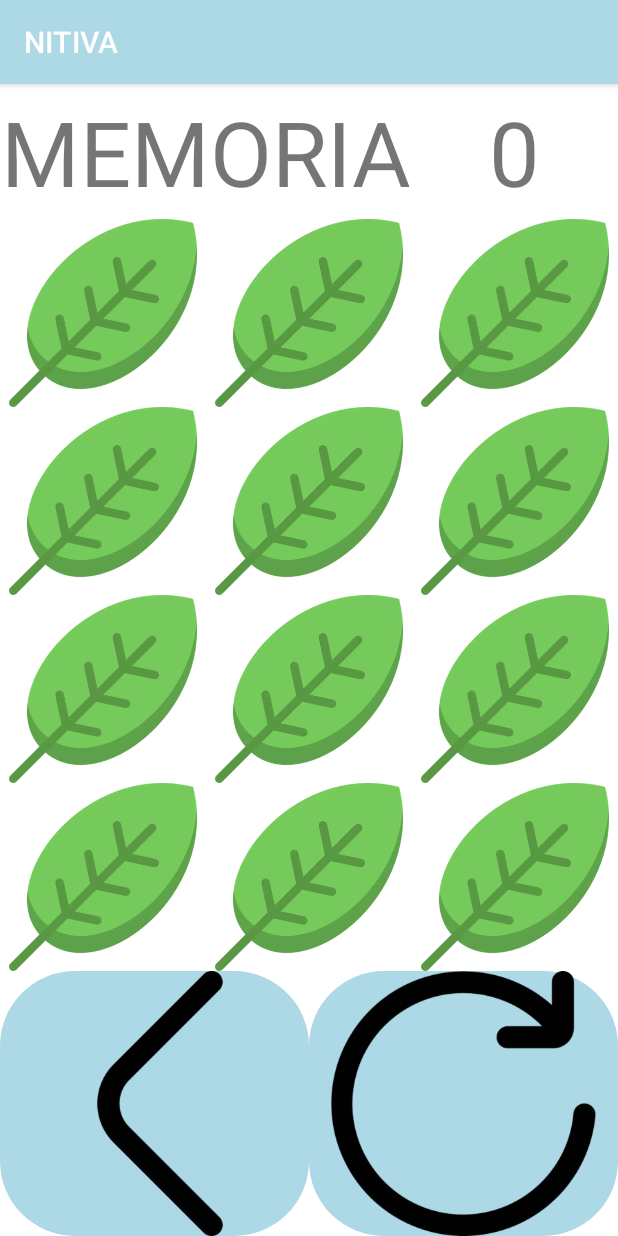
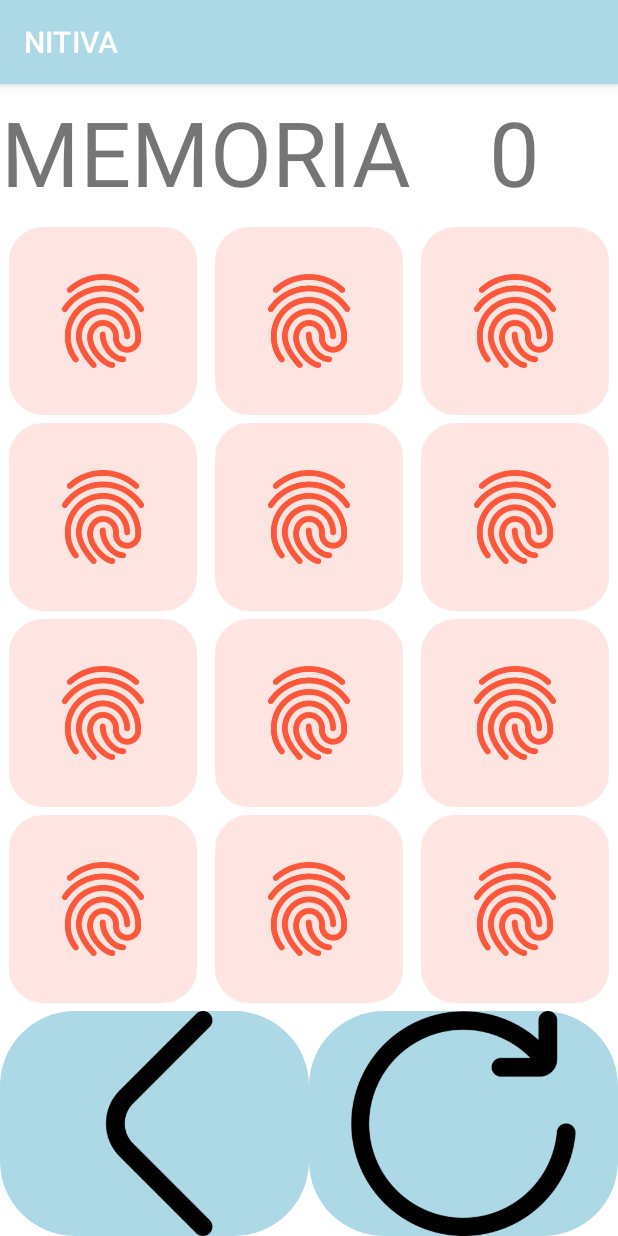
Before and after one commit to Braulio08/NITIVA, an Android app: the MemoryGame screen opened directly, with no data from a screen before it, on a phone screen of 412 x 824 dp. Run offline under Robolectric (Android 15) with nearby library versions, the phone set to English and light mode, and no system bars.

Commit message:
Actualización 17/10/2021 17:56

```diff
--- a/app/src/main/java/com/brafa/nitiva/MemoryGame.java
+++ b/app/src/main/java/com/brafa/nitiva/MemoryGame.java
@@ -117,7 +117,7 @@ public class MemoryGame extends AppCompatActivity {
                 R.drawable.leaf,
                 R.drawable.hen
         };
-        fondo = R.drawable.leaf;
+        fondo = R.drawable.fingerprint;
     }
     public void cargarBotones(){
         salir = findViewById(R.id.imageButtonSalir);
--- a/app/src/main/res/layout/activity_memory_game.xml
+++ b/app/src/main/res/layout/activity_memory_game.xml
@@ -22,9 +22,9 @@
         <TextView
             android:id="@+id/textViewPuntaje"
             android:layout_width="match_parent"
-            android:layout_height="wrap_content"
+            android:layout_height="match_parent"
+            android:gravity="center"
             android:text="0"
-            android:gravity="center"
             android:textSize="60sp" />
 
     </LinearLayout>
@@ -42,8 +42,9 @@
             android:layout_row="0"
             android:layout_column="0"
             android:layout_columnWeight="1"
-            android:hapticFeedbackEnabled="false"
-            android:background="@drawable/imageshape"/>
+            android:layout_marginTop="5dp"
+            android:background="@drawable/imageshape"
+            android:hapticFeedbackEnabled="false" />
 
         <ImageButton
             android:id="@+id/btn01"
@@ -52,8 +53,9 @@
             android:layout_row="0"
             android:layout_column="1"
             android:layout_columnWeight="1"
-            android:hapticFeedbackEnabled="false"
-            android:background="@drawable/imageshape"/>
+            android:layout_marginTop="5dp"
+            android:background="@drawable/imageshape"
+            android:hapticFeedbackEnabled="false" />
 
         <ImageButton
             android:id="@+id/btn02"
@@ -62,8 +64,9 @@
             android:layout_row="0"
             android:layout_column="2"
             android:layout_columnWeight="1"
-            android:hapticFeedbackEnabled="false"
-            android:background="@drawable/imageshape"/>
+            android:layout_marginTop="5dp"
+            android:background="@drawable/imageshape"
+            android:hapticFeedbackEnabled="false" />
 
         <ImageButton
             android:id="@+id/btn03"
@@ -72,8 +75,9 @@
             android:layout_row="1"
             android:layout_column="0"
             android:layout_columnWeight="1"
-            android:hapticFeedbackEnabled="false"
-            android:background="@drawable/imageshape"/>
+            android:layout_marginTop="5dp"
+            android:background="@drawable/imageshape"
+            android:hapticFeedbackEnabled="false" />
 
         <ImageButton
             android:id="@+id/btn04"
@@ -82,8 +86,9 @@
             android:layout_row="1"
             android:layout_column="1"
             android:layout_columnWeight="1"
-            android:hapticFeedbackEnabled="false"
-            android:background="@drawable/imageshape"/>
+            android:layout_marginTop="5dp"
+            android:background="@drawable/imageshape"
+            android:hapticFeedbackEnabled="false" />
 
         <ImageButton
             android:id="@+id/btn05"
@@ -92,8 +97,9 @@
             android:layout_row="1"
             android:layout_column="2"
             android:layout_columnWeight="1"
-            android:hapticFeedbackEnabled="false"
-            android:background="@drawable/imageshape"/>
+            android:layout_marginTop="5dp"
+            android:background="@drawable/imageshape"
+            android:hapticFeedbackEnabled="false" />
 
         <ImageButton
             android:id="@+id/btn06"
@@ -102,8 +108,9 @@
             android:layout_row="2"
             android:layout_column="0"
             android:layout_columnWeight="1"
-            android:hapticFeedbackEnabled="false"
-            android:background="@drawable/imageshape"/>
+            android:layout_marginTop="5dp"
+            android:background="@drawable/imageshape"
+            android:hapticFeedbackEnabled="false" />
 
         <ImageButton
             android:id="@+id/btn07"
@@ -112,8 +119,9 @@
             android:layout_row="2"
             android:layout_column="1"
             android:layout_columnWeight="1"
-            android:hapticFeedbackEnabled="false"
-            android:background="@drawable/imageshape"/>
+            android:layout_marginTop="5dp"
+            android:background="@drawable/imageshape"
+            android:hapticFeedbackEnabled="false" />
 
         <ImageButton
             android:id="@+id/btn08"
@@ -122,8 +130,9 @@
             android:layout_row="2"
             android:layout_column="2"
             android:layout_columnWeight="1"
-            android:hapticFeedbackEnabled="false"
-            android:background="@drawable/imageshape"/>
+            android:layout_marginTop="5dp"
+            android:background="@drawable/imageshape"
+            android:hapticFeedbackEnabled="false" />
 
         <ImageButton
             android:id="@+id/btn09"
@@ -132,8 +141,9 @@
             android:layout_row="3"
             android:layout_column="0"
             android:layout_columnWeight="1"
-            android:hapticFeedbackEnabled="false"
-            android:background="@drawable/imageshape"/>
+            android:layout_marginTop="5dp"
+            android:background="@drawable/imageshape"
+            android:hapticFeedbackEnabled="false" />
 
         <ImageButton
             android:id="@+id/btn10"
@@ -142,8 +152,9 @@
             android:layout_row="3"
             android:layout_column="1"
             android:layout_columnWeight="1"
-            android:hapticFeedbackEnabled="false"
-            android:background="@drawable/imageshape"/>
+            android:layout_marginTop="5dp"
+            android:background="@drawable/imageshape"
+            android:hapticFeedbackEnabled="false" />
 
         <ImageButton
             android:id="@+id/btn11"
@@ -152,14 +163,16 @@
             android:layout_row="3"
             android:layout_column="2"
             android:layout_columnWeight="1"
-            android:hapticFeedbackEnabled="false"
-            android:background="@drawable/imageshape"/>
+            android:layout_marginTop="5dp"
+            android:background="@drawable/imageshape"
+            android:hapticFeedbackEnabled="false" />
 
     </GridLayout>
 
     <LinearLayout
         android:layout_width="match_parent"
         android:layout_height="match_parent"
+        android:layout_marginTop="5dp"
         android:orientation="horizontal">
 
         <ImageButton
```
Also changed, not shown: app/src/main/res/drawable-hdpi/fingerprint.png (added), app/src/main/res/drawable-mdpi/fingerprint.png (added), app/src/main/res/drawable-xhdpi/fingerprint.png (added), app/src/main/res/drawable-xxhdpi/fingerprint.png (added), app/src/main/res/drawable-xxxhdpi/fingerprint.png (added).
